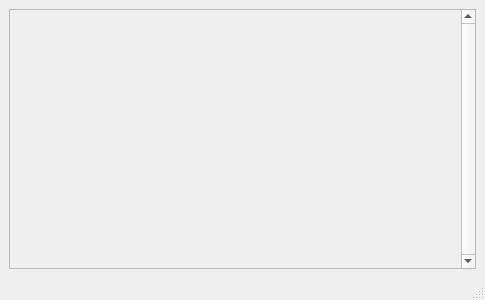
Qt form Ui/BoardsUi.ui (OrionAerospaceYT/SideKick) before a commit.
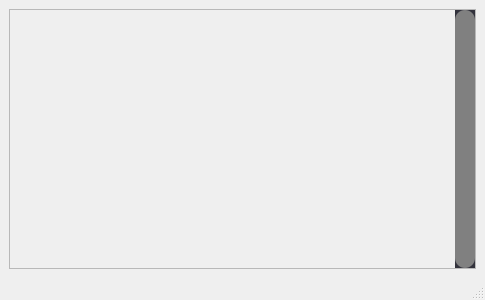
The same form after that commit.

What changed in the file:
```diff
--- a/Ui/BoardsUi.ui
+++ b/Ui/BoardsUi.ui
@@ -17,7 +17,39 @@
    </size>
   </property>
   <property name="windowTitle">
-   <string>SideKick Library Manager</string>
+   <string>SideKick Boards Manager</string>
+  </property>
+  <property name="styleSheet">
+   <string notr="true">QScrollBar
+{
+	width: 20px;
+	border:none;
+    border-radius: 10px;
+    background: #32323C;
+}
+QScrollBar::add-page, QScrollBar::sub-page 
+{
+	background-color: #32323C;
+}
+QScrollBar::add-line, QScrollBar::sub-line 
+{
+	background-color: #32323C;
+}
+QScrollBar::handle
+{
+	background-color: grey;
+	min-height: 30px;
+	border-radius: 10px;
+	border:none;
+}
+QScrollBar::up-arrow
+{
+	background: none;
+}
+QScrollBar::down-arrow
+{
+	background: none;
+}</string>
   </property>
   <widget class="QWidget" name="centralwidget">
    <property name="minimumSize">
@@ -45,7 +77,7 @@
           <rect>
            <x>0</x>
            <y>0</y>
-           <width>446</width>
+           <width>443</width>
            <height>258</height>
           </rect>
          </property>
```
